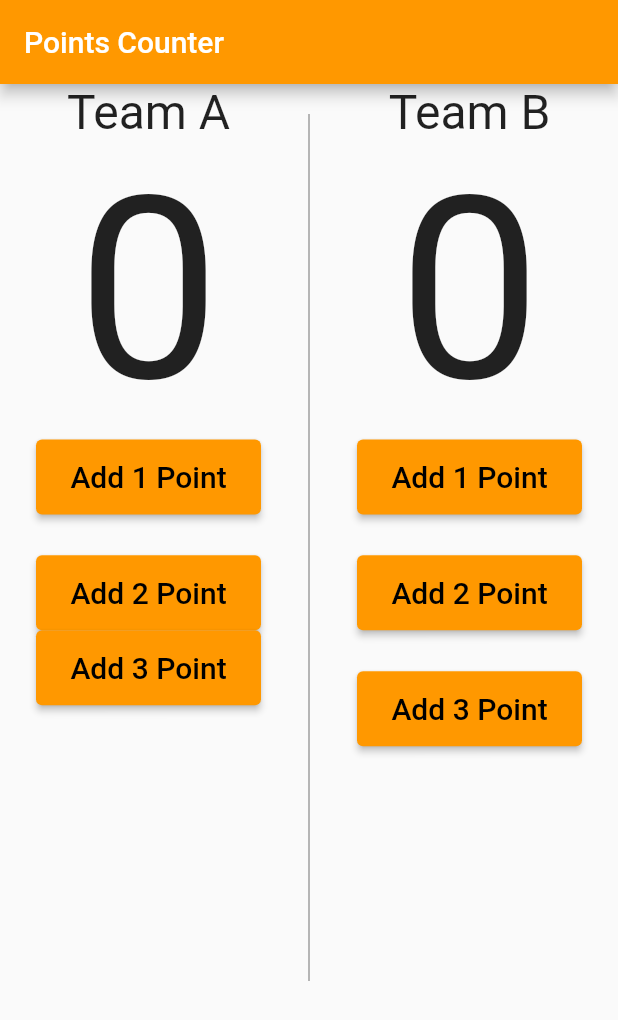
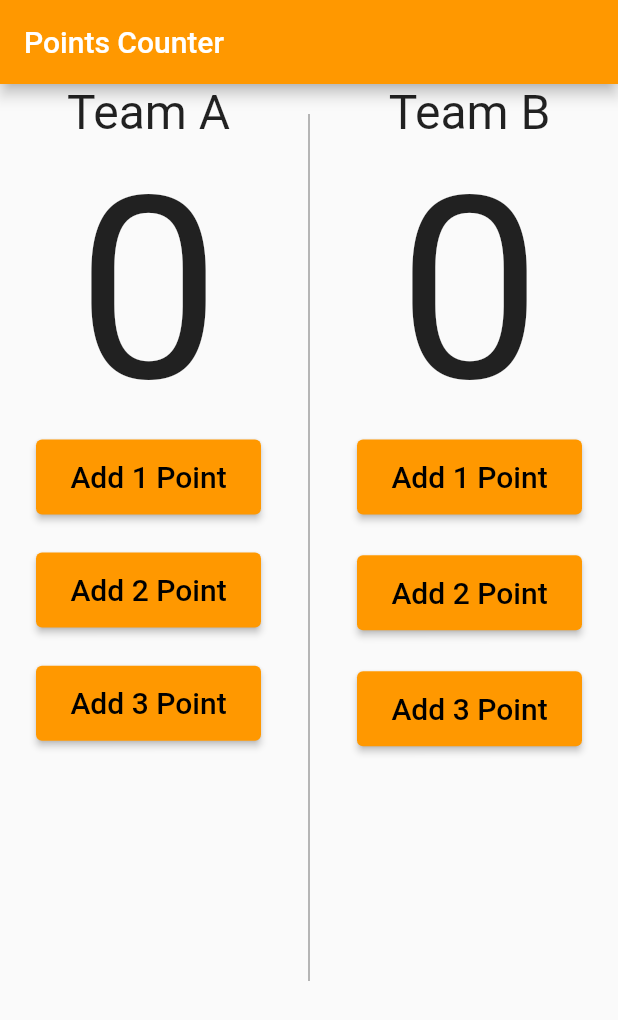
Before and after one commit to alaakorda/Basketball-Points, a Flutter app: the screen it shows after launch, on a phone screen of 412 x 824 dp. Shown: the top 1020 px of the screen. Run offline on Flutter 3.47's test engine with Material 2 defaults, Android fonts, the phone set to English and light mode, and no system bars.

Commit message:
Tunes Player

```diff
--- a/lib/main.dart
+++ b/lib/main.dart
@@ -42,7 +42,7 @@ class BasketBallPoints extends StatelessWidget {
               child: Text("Add 2 Point",style: TextStyle(color: Colors.black,fontSize: 20),
               ),
               ),
-             // Spacer(flex: 1,),
+             Spacer(flex: 1,),
               ElevatedButton(
               style: ElevatedButton.styleFrom(
                 primary: Colors.orange,
```
